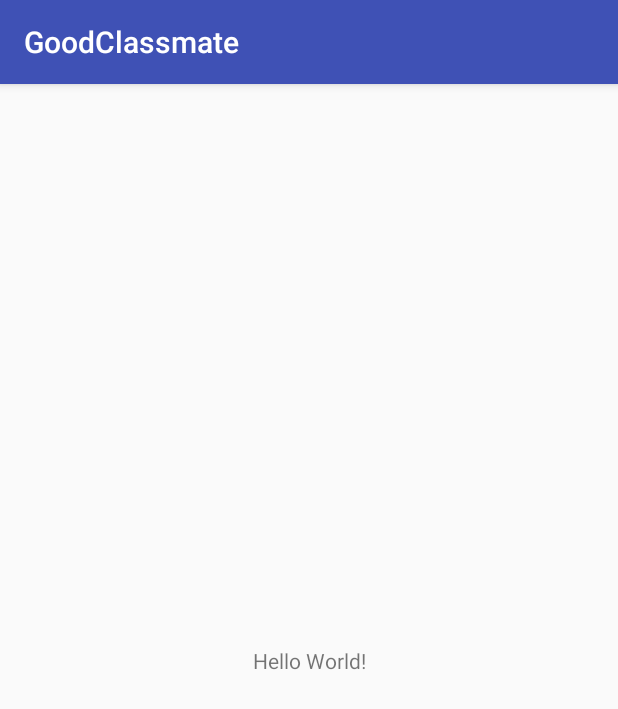
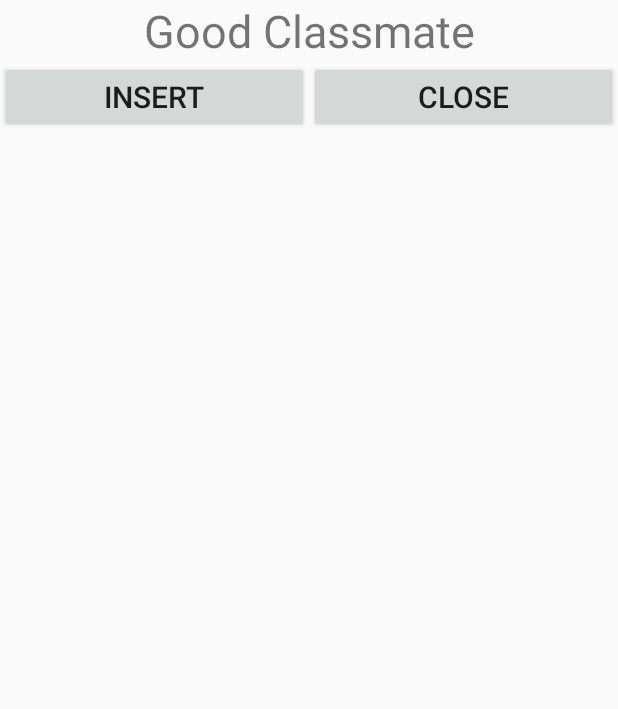
Before and after one commit to CodeMercs/good-classmate, an Android app: the screen it shows after launch (MainActivity), on a phone screen of 412 x 824 dp. Shown: the top 709 px of the screen. Run offline under Robolectric (Android 15) with nearby library versions, the phone set to English and light mode, and no system bars.

Commit message:
Update GCM UI

```diff
--- a/GoodClassmate/app/src/main/AndroidManifest.xml
+++ b/GoodClassmate/app/src/main/AndroidManifest.xml
@@ -16,6 +16,7 @@
                 <category android:name="android.intent.category.LAUNCHER" />
             </intent-filter>
         </activity>
+        <activity android:name=".Main2Activity"></activity>
     </application>
 
 </manifest>
--- a/GoodClassmate/app/src/main/java/com/gcm/haoye/goodclassmate/MainActivity.java
+++ b/GoodClassmate/app/src/main/java/com/gcm/haoye/goodclassmate/MainActivity.java
@@ -1,13 +1,53 @@
 package com.gcm.haoye.goodclassmate;
 
-import android.support.v7.app.AppCompatActivity;
+import android.app.Activity;
+import android.content.Intent;
 import android.os.Bundle;
+import android.view.View;
+import android.widget.Button;
+import android.widget.ListView;
 
-public class MainActivity extends AppCompatActivity {
+public class MainActivity extends Activity {
+    protected Button insertbtnobj, clsbtnobj;
+    protected ListView reloglvobj;
 
     @Override
     protected void onCreate(Bundle savedInstanceState) {
         super.onCreate(savedInstanceState);
         setContentView(R.layout.activity_main);
+        findViews();
+    }
+
+    private View.OnClickListener ClsBtn = new View.OnClickListener(){
+        public void onClick(View v){
+            MainActivity.this.onDestory();
+        }
+    };
+
+    private View.OnClickListener InsertBtn = new View.OnClickListener(){
+        public void onClick(View v){
+            Intent IntentObj = new Intent();
+            IntentObj.setClass(MainActivity.this, Main2Activity.class);
+            MainActivity.this.startActivity(IntentObj);
+            MainActivity.this.finish();
+        }
+    };
+
+    protected void findViews() {
+
+        insertbtnobj = findViewById(R.id.insertbtn);
+        clsbtnobj = findViewById(R.id.clsbtn);
+        reloglvobj = findViewById(R.id.reloglv);
+
+        clsbtnobj.setOnClickListener(ClsBtn);
+        insertbtnobj.setOnClickListener(InsertBtn);
+
+
+
+    }
+
+    private void onDestory() {
+        super.onDestroy();
+        System.exit(0);
     }
 }
--- a/GoodClassmate/app/src/main/res/layout/activity_main.xml
+++ b/GoodClassmate/app/src/main/res/layout/activity_main.xml
@@ -1,18 +1,49 @@
-<?xml version="1.0" encoding="utf-8"?>
-<android.support.constraint.ConstraintLayout xmlns:android="http://schemas.android.com/apk/res/android"
-    xmlns:app="http://schemas.android.com/apk/res-auto"
+<RelativeLayout xmlns:android="http://schemas.android.com/apk/res/android"
     xmlns:tools="http://schemas.android.com/tools"
-    android:layout_width="match_parent"
-    android:layout_height="match_parent"
+    android:id="@+id/activity_main"
+    android:layout_width="fill_parent"
+    android:layout_height="fill_parent"
     tools:context="com.gcm.haoye.goodclassmate.MainActivity">
 
-    <TextView
-        android:layout_width="wrap_content"
-        android:layout_height="wrap_content"
-        android:text="Hello World!"
-        app:layout_constraintBottom_toBottomOf="parent"
-        app:layout_constraintLeft_toLeftOf="parent"
-        app:layout_constraintRight_toRightOf="parent"
-        app:layout_constraintTop_toTopOf="parent" />
+    <LinearLayout
+        android:id="@+id/root"
+        android:orientation="vertical"
+        android:layout_width="fill_parent"
+        android:layout_height="fill_parent" >
 
-</android.support.constraint.ConstraintLayout>
+        <TextView
+            android:layout_width="match_parent"
+            android:layout_height="wrap_content"
+            android:text="Good Classmate"
+            android:gravity="center"
+            android:textSize="30dp"/>
+
+        <LinearLayout
+            android:layout_width="match_parent"
+            android:layout_height="wrap_content"
+            android:orientation="horizontal" >
+
+            <Button
+                android:id="@+id/insertbtn"
+                android:layout_width="match_parent"
+                android:layout_height="wrap_content"
+                android:layout_weight="1"
+                android:textSize="20dp"
+                android:text="Insert" />
+            <Button
+                android:id="@+id/clsbtn"
+                android:layout_width="match_parent"
+                android:layout_height="wrap_content"
+                android:layout_weight="1"
+                android:textSize="20dp"
+                android:text="Close" />
+
+        </LinearLayout>
+        <ListView
+            android:id="@+id/reloglv"
+            android:layout_width="match_parent"
+            android:layout_height="wrap_content" />
+
+
+    </LinearLayout>
+</RelativeLayout>
```
Also changed, not shown: GoodClassmate/app/src/main/java/com/gcm/haoye/goodclassmate/Main2Activity.java (added, +32 -0 lines), GoodClassmate/app/src/main/res/layout/activity_main2.xml (added, +140 -0 lines), 3 other files.
